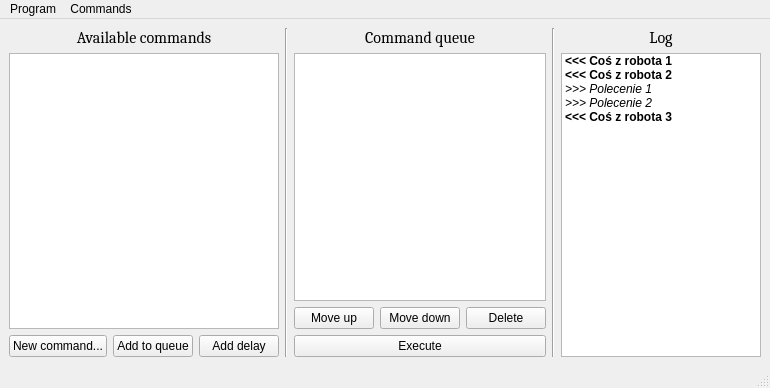
Before: the Qt Designer form Layouts/MainWindow.ui in akkenoth/BTSerial, drawn with Qt 5.
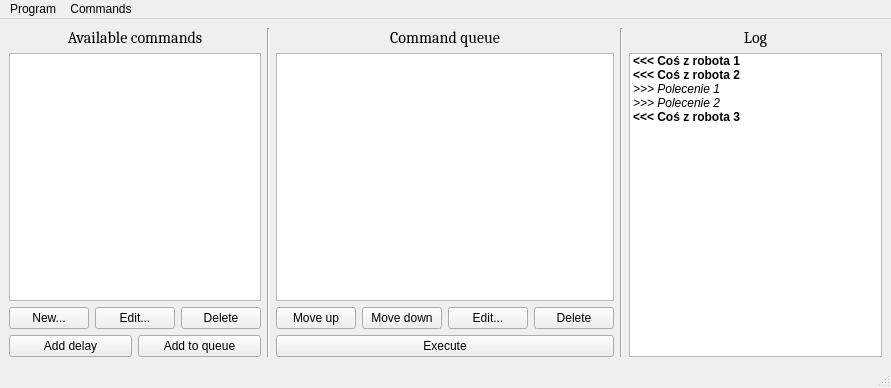
After: the same form once the commit is applied.

Commit message: Layouts: MainWindow: separated buttons into 2 rows for both command type list and queue, added some buttons, unified buttons'/actions' names

```diff
--- a/Layouts/MainWindow.ui
+++ b/Layouts/MainWindow.ui
@@ -6,7 +6,7 @@
    <rect>
     <x>0</x>
     <y>0</y>
-    <width>770</width>
+    <width>891</width>
     <height>388</height>
    </rect>
   </property>
@@ -48,17 +48,28 @@
         <item>
          <widget class="QPushButton" name="pushButtonAddCommand">
           <property name="text">
-           <string>New command...</string>
+           <string>New...</string>
           </property>
          </widget>
         </item>
         <item>
-         <widget class="QPushButton" name="pushButtonAddToQueue">
+         <widget class="QPushButton" name="pushButtonEditCommandType">
           <property name="text">
-           <string>Add to queue</string>
+           <string>Edit...</string>
           </property>
          </widget>
         </item>
+        <item>
+         <widget class="QPushButton" name="pushButtonDeleteCommandType">
+          <property name="text">
+           <string>Delete</string>
+          </property>
+         </widget>
+        </item>
+       </layout>
+      </item>
+      <item>
+       <layout class="QHBoxLayout" name="horizontalLayout_5">
         <item>
          <widget class="QPushButton" name="pushButtonAddDelay">
           <property name="text">
@@ -66,6 +77,13 @@
           </property>
          </widget>
         </item>
+        <item>
+         <widget class="QPushButton" name="pushButtonAddToQueue">
+          <property name="text">
+           <string>Add to queue</string>
+          </property>
+         </widget>
+        </item>
        </layout>
       </item>
      </layout>
@@ -118,7 +136,14 @@
          </widget>
         </item>
         <item>
-         <widget class="QPushButton" name="pushButtonDeleteCommand">
+         <widget class="QPushButton" name="pushButtonEditCommandItem">
+          <property name="text">
+           <string>Edit...</string>
+          </property>
+         </widget>
+        </item>
+        <item>
+         <widget class="QPushButton" name="pushButtonDeleteCommandItem">
           <property name="text">
            <string>Delete</string>
           </property>
@@ -233,8 +258,8 @@
     <rect>
      <x>0</x>
      <y>0</y>
-     <width>770</width>
-     <height>21</height>
+     <width>891</width>
+     <height>19</height>
     </rect>
    </property>
    <widget class="QMenu" name="menuProgram">
```
Left out of the diff: 22 changed lines with no effect on the pictures. The commit also changes 1 other file.
